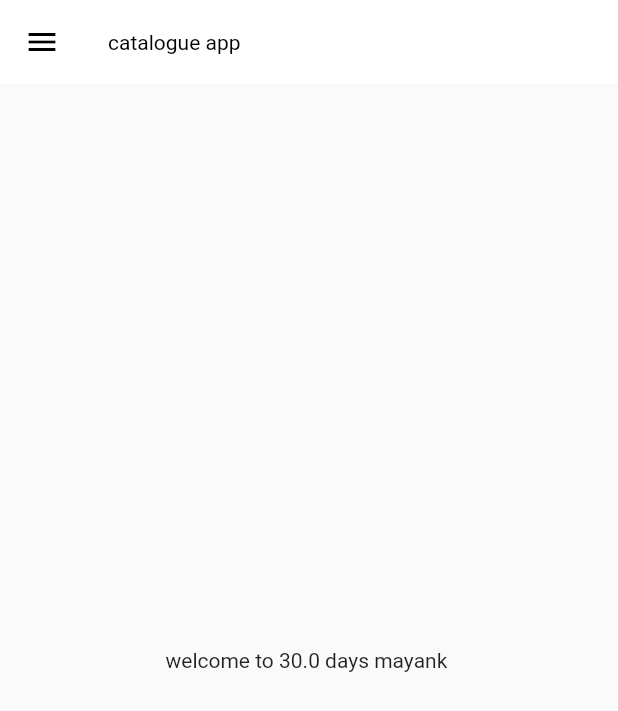
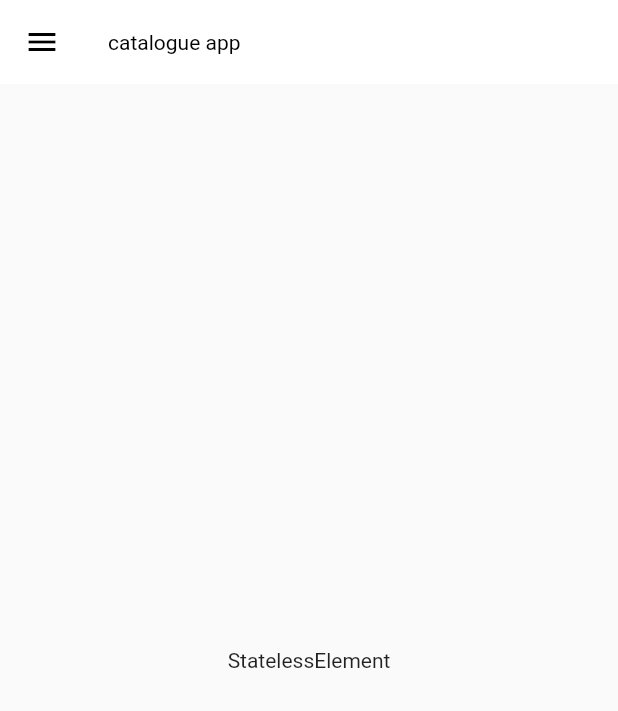
Before and after one commit to mayankeng/final-flutter, a Flutter app: the screen it shows after launch, on a phone screen of 412 x 824 dp. Shown: the top 711 px of the screen. Run offline on Flutter 3.47's test engine with Material 2 defaults, Android fonts, the phone set to English and light mode, and no system bars.

Commit message:
day11 done

```diff
--- a/lib/pages/homepage.dart
+++ b/lib/pages/homepage.dart
@@ -16,7 +16,8 @@ import 'package:flutter_application_new/widgets/drawer.dart';
       ),
         body: Center(
           child: Container(
-            child: Text("welcome to $days days $temp")
+            child: Text(context.runtimeType.toString())
+            // Text("welcome to $days days $temp"),
             )
             ),
           drawer: const MyDrawer(),
```
Also changed, not shown: lib/widgets/drawer.dart (+5 -5 lines).
